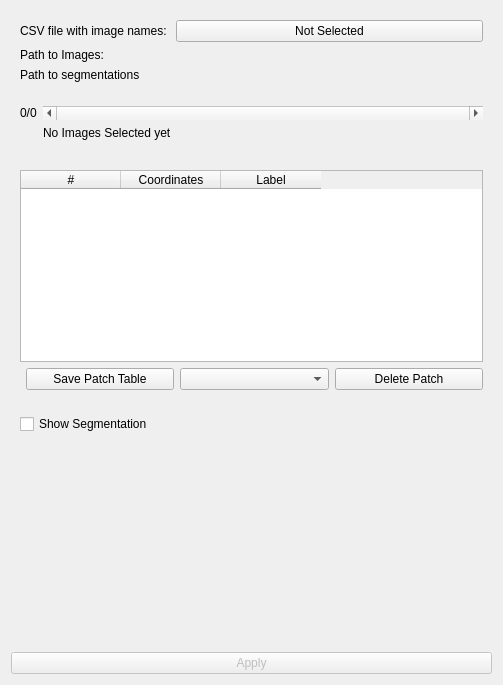
Before: the Qt Designer form TTSegTool/Resources/UI/TTSegTool.ui in lucieDLE/TTSegTool, drawn with Qt 5.
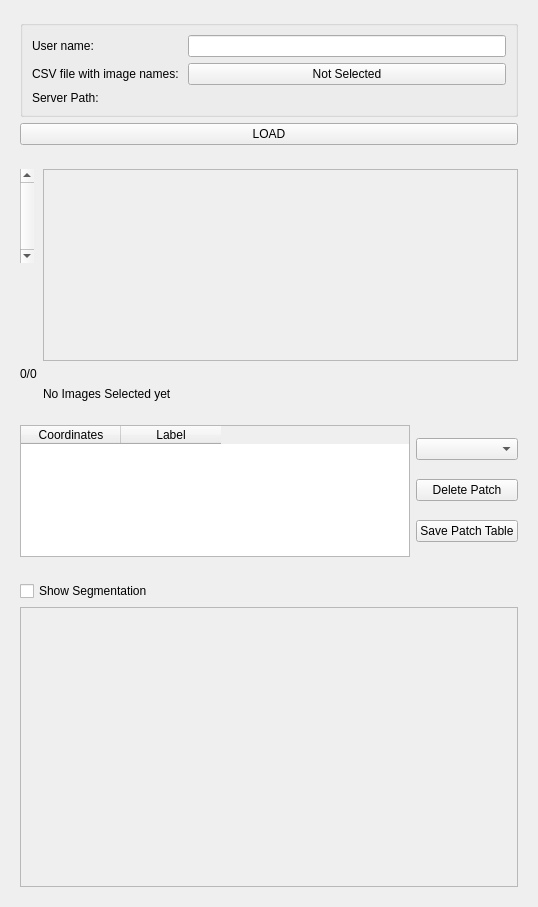
After: the same form once the commit is applied. Custom widgets are drawn as their Qt base class.

Commit message: ENH: Basic features for adding a master csv

What changed in the file:
```diff
--- a/TTSegTool/Resources/UI/TTSegTool.ui
+++ b/TTSegTool/Resources/UI/TTSegTool.ui
@@ -6,8 +6,8 @@
    <rect>
     <x>0</x>
     <y>0</y>
-    <width>503</width>
-    <height>685</height>
+    <width>538</width>
+    <height>907</height>
    </rect>
   </property>
   <layout class="QVBoxLayout" name="verticalLayout">
@@ -16,61 +16,73 @@
      <property name="text" stdset="0">
       <string>Inputs</string>
      </property>
-     <layout class="QFormLayout" name="formLayout_2">
-      <item row="1" column="0">
-       <widget class="QLabel" name="label">
-        <property name="text">
-         <string>Path to Images:</string>
+     <layout class="QVBoxLayout" name="verticalLayout_4">
+      <item>
+       <widget class="QGroupBox" name="groupBox">
+        <property name="title">
+         <string/>
         </property>
+        <layout class="QGridLayout" name="gridLayout">
+         <item row="1" column="1">
+          <widget class="QPushButton" name="imageFileButton">
+           <property name="focusPolicy">
+            <enum>Qt::TabFocus</enum>
+           </property>
+           <property name="text">
+            <string>Not Selected</string>
+           </property>
+           <property name="checkable">
+            <bool>false</bool>
+           </property>
+          </widget>
+         </item>
+         <item row="1" column="0">
+          <widget class="QLabel" name="label_6">
+           <property name="focusPolicy">
+            <enum>Qt::NoFocus</enum>
+           </property>
+           <property name="toolTip">
+            <string>Select the MASTER CSV File</string>
+           </property>
+           <property name="toolTipDuration">
+            <number>5</number>
+           </property>
+           <property name="text">
+            <string>CSV file with image names: </string>
+           </property>
+          </widget>
+         </item>
+         <item row="0" column="0">
+          <widget class="QLabel" name="label_2">
+           <property name="text">
+            <string>User name: </string>
+           </property>
+          </widget>
+         </item>
+         <item row="0" column="1">
+          <widget class="QLineEdit" name="usernameLineEdit"/>
+         </item>
+         <item row="2" column="0">
+          <widget class="QLabel" name="label">
+           <property name="text">
+            <string>Server Path:</string>
+           </property>
+          </widget>
+         </item>
+         <item row="2" column="1">
+          <widget class="ctkDirectoryButton" name="imageDirButton" native="true">
+           <property name="focusPolicy">
+            <enum>Qt::TabFocus</enum>
+           </property>
+          </widget>
+         </item>
+        </layout>
        </widget>
       </item>
-      <item row="3" column="0">
-       <widget class="QLabel" name="label_3">
+      <item>
+       <widget class="QPushButton" name="loadCSVPushButton">
         <property name="text">
-         <string>Path to segmentations</string>
-        </property>
-       </widget>
-      </item>
-      <item row="1" column="1">
-       <widget class="ctkDirectoryButton" name="imageDirButton" native="true">
-        <property name="focusPolicy">
-         <enum>Qt::TabFocus</enum>
-        </property>
-       </widget>
-      </item>
-      <item row="3" column="1">
-       <widget class="ctkDirectoryButton" name="segmenationDirButton" native="true">
-        <property name="focusPolicy">
-         <enum>Qt::TabFocus</enum>
-        </property>
-       </widget>
-      </item>
-      <item row="0" column="0">
-       <widget class="QLabel" name="label_6">
-        <property name="focusPolicy">
-         <enum>Qt::NoFocus</enum>
-        </property>
-        <property name="toolTip">
-         <string>Select CSV File, needs a column 'filename'</string>
-        </property>
-        <property name="toolTipDuration">
-         <number>5</number>
-        </property>
-        <property name="text">
-         <string>CSV file with image names: </string>
-        </property>
-       </widget>
-      </item>
-      <item row="0" column="1">
-       <widget class="QPushButton" name="imageFileButton">
-        <property name="focusPolicy">
-         <enum>Qt::TabFocus</enum>
-        </property>
-        <property name="text">
-         <string>Not Selected</string>
-        </property>
-        <property name="checkable">
-         <bool>false</bool>
+         <string>LOAD</string>
         </property>
        </widget>
       </item>
@@ -84,13 +96,6 @@
      </property>
      <layout class="QFormLayout" name="formLayout_4">
       <item row="0" column="0">
-       <widget class="QLabel" name="imagePosLabel">
-        <property name="text">
-         <string>0/0</string>
-        </property>
-       </widget>
-      </item>
-      <item row="0" column="1">
        <widget class="QScrollBar" name="imageNavigationScrollBar">
         <property name="focusPolicy">
          <enum>Qt::TabFocus</enum>
@@ -105,11 +110,31 @@
          <number>1</number>
         </property>
         <property name="orientation">
-         <enum>Qt::Horizontal</enum>
+         <enum>Qt::Vertical</enum>
         </property>
        </widget>
       </item>
-      <item row="1" column="1">
+      <item row="0" column="1">
+       <widget class="QTableWidget" name="imageDetailsTable">
+        <property name="enabled">
+         <bool>false</bool>
+        </property>
+        <property name="sizePolicy">
+         <sizepolicy hsizetype="Expanding" vsizetype="Preferred">
+          <horstretch>0</horstretch>
+          <verstretch>0</verstretch>
+         </sizepolicy>
+        </property>
+       </widget>
+      </item>
+      <item row="1" column="0">
+       <widget class="QLabel" name="imagePosLabel">
+        <property name="text">
+         <string>0/0</string>
+        </property>
+       </widget>
+      </item>
+      <item row="2" column="1">
        <widget class="QLabel" name="imageDetailsLabel">
         <property name="text">
          <string>No Images Selected yet</string>
@@ -134,37 +159,13 @@
       </size>
      </property>
      <property name="text" stdset="0">
-      <string>Ground Truth Patch Marking</string>
+      <string>Patch Sampling</string>
      </property>
      <property name="collapsed" stdset="0">
       <bool>false</bool>
      </property>
-     <layout class="QFormLayout" name="formLayout_3">
-      <item row="0" column="0">
-       <layout class="QHBoxLayout" name="horizontalLayout_2"/>
-      </item>
-      <item row="6" column="1">
-       <layout class="QHBoxLayout" name="horizontalLayout">
-        <item>
-         <widget class="QPushButton" name="keepPatchPushButton">
-          <property name="text">
-           <string>Save Patch Table</string>
-          </property>
-         </widget>
-        </item>
-        <item>
-         <widget class="QComboBox" name="patchLabelComboBox"/>
-        </item>
-        <item>
-         <widget class="QPushButton" name="delPatchPushButton">
-          <property name="text">
-           <string>Delete Patch</string>
-          </property>
-         </widget>
-        </item>
-       </layout>
-      </item>
-      <item row="1" column="0" colspan="2">
+     <layout class="QHBoxLayout" name="horizontalLayout_2">
+      <item>
        <widget class="QTableWidget" name="imagePatchesTableWidget">
         <property name="sizePolicy">
          <sizepolicy hsizetype="MinimumExpanding" vsizetype="Fixed">
@@ -185,13 +186,8 @@
          <number>0</number>
         </property>
         <property name="columnCount">
-         <number>3</number>
+         <number>2</number>
         </property>
-        <column>
-         <property name="text">
-          <string>#</string>
-         </property>
-        </column>
         <column>
          <property name="text">
           <string>Coordinates</string>
@@ -204,6 +200,27 @@
         </column>
        </widget>
       </item>
+      <item>
+       <layout class="QVBoxLayout" name="verticalLayout_5">
+        <item>
+         <widget class="QComboBox" name="patchLabelComboBox"/>
+        </item>
+        <item>
+         <widget class="QPushButton" name="delPatchPushButton">
+          <property name="text">
+           <string>Delete Patch</string>
+          </property>
+         </widget>
+        </item>
+        <item>
+         <widget class="QPushButton" name="keepPatchPushButton">
+          <property name="text">
+           <string>Save Patch Table</string>
+          </property>
+         </widget>
+        </item>
+       </layout>
+      </item>
      </layout>
     </widget>
    </item>
@@ -230,24 +247,38 @@
        </widget>
       </item>
       <item>
-       <widget class="qMRMLSegmentEditorWidget" name="SegmentEditorWidget" native="true"/>
+       <widget class="QScrollArea" name="scrollArea">
+        <property name="horizontalScrollBarPolicy">
+         <enum>Qt::ScrollBarAlwaysOff</enum>
+        </property>
+        <property name="widgetResizable">
+         <bool>true</bool>
+        </property>
+        <widget class="QWidget" name="scrollAreaWidgetContents">
+         <property name="geometry">
+          <rect>
+           <x>0</x>
+           <y>0</y>
+           <width>488</width>
+           <height>151</height>
+          </rect>
+         </property>
+         <widget class="qMRMLSegmentEditorWidget" name="SegmentEditorWidget" native="true">
+          <property name="geometry">
+           <rect>
+            <x>0</x>
+            <y>0</y>
+            <width>471</width>
+            <height>416</height>
+           </rect>
+          </property>
+         </widget>
+        </widget>
+       </widget>
       </item>
      </layout>
     </widget>
    </item>
-   <item>
-    <widget class="QPushButton" name="applyButton">
-     <property name="enabled">
-      <bool>false</bool>
-     </property>
-     <property name="toolTip">
-      <string>Run the algorithm.</string>
-     </property>
-     <property name="text">
-      <string>Apply</string>
-     </property>
-    </widget>
-   </item>
   </layout>
  </widget>
  <customwidgets>
```
Left out of the diff: 5 changed lines with no effect on the pictures. The commit also changes 1 other file.
